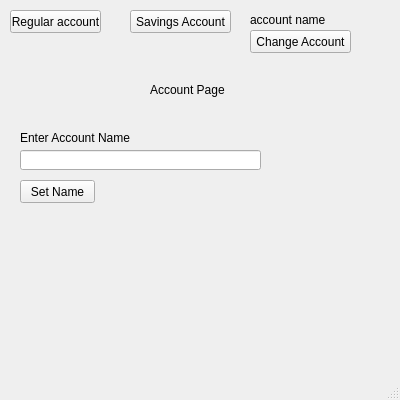
Qt form gui.ui (cthieman1/Final_Project1) before a commit.
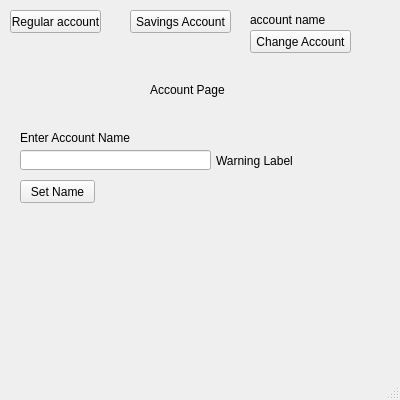
The same form after that commit. The open tabs and pages were chosen to show the change.

Commit message: prevents switching tabs without an account

The edit to the form file:
```diff
--- a/gui.ui
+++ b/gui.ui
@@ -250,7 +250,7 @@
        <rect>
         <x>20</x>
         <y>80</y>
-        <width>241</width>
+        <width>191</width>
         <height>20</height>
        </rect>
       </property>
@@ -268,6 +268,19 @@
        <string>Set Name</string>
       </property>
      </widget>
+     <widget class="QLabel" name="account_warning_lbl">
+      <property name="geometry">
+       <rect>
+        <x>216</x>
+        <y>80</y>
+        <width>171</width>
+        <height>21</height>
+       </rect>
+      </property>
+      <property name="text">
+       <string>Warning Label</string>
+      </property>
+     </widget>
     </widget>
    </widget>
    <widget class="QLabel" name="account_name_lbl">
```
Left out of the diff: 2 changed lines with no effect on the pictures. The commit also changes 2 other files.
